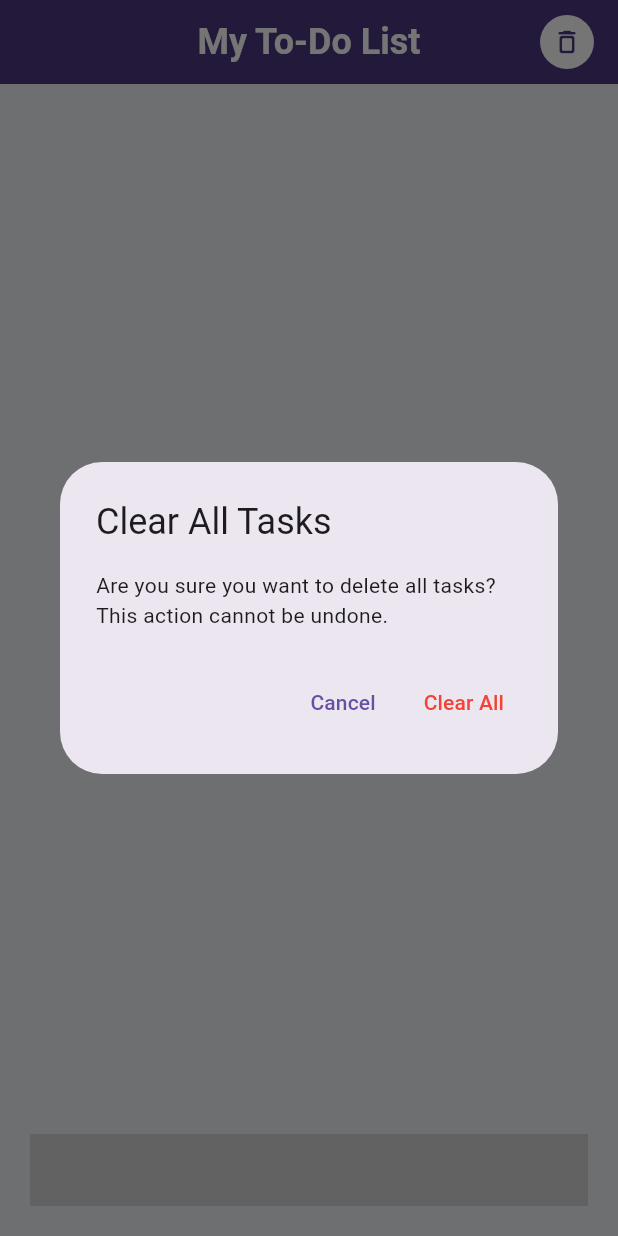
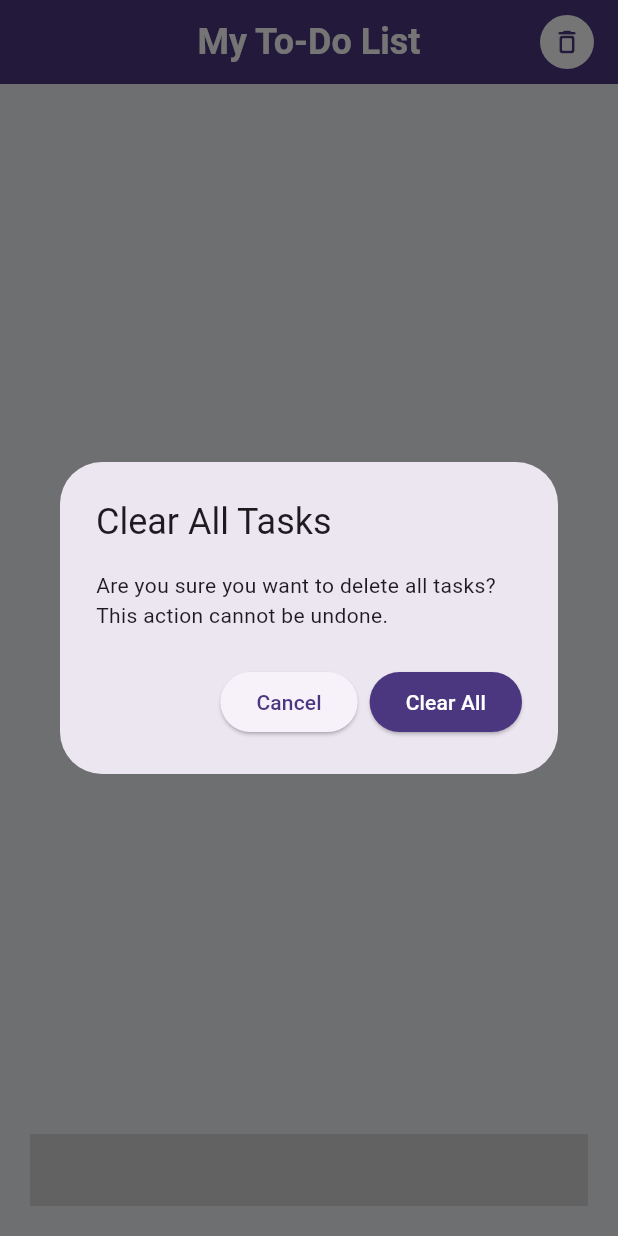
Before and after one commit to jeeesher/checklist_to_do_app, a Flutter app: the screen it shows after launch, after a tap on the "delete outline" icon, on a phone screen of 412 x 824 dp. Run offline on Flutter 3.47's test engine with Material 3 defaults, Android fonts, the phone set to English and light mode, and no system bars; our stand-ins replace flutter_bloc, shared_preferences; statements that could not run were skipped.

Commit message:
Fixed UI

```diff
--- a/lib/module/main/presentation/page/widgets/clear_all_dialog.dart
+++ b/lib/module/main/presentation/page/widgets/clear_all_dialog.dart
@@ -20,19 +20,27 @@ class ClearAllDialog extends StatelessWidget {
         'Are you sure you want to delete all tasks? This action cannot be undone.',
       ),
       actions: [
-        TextButton(
+        ElevatedButton(
           onPressed: () => Navigator.pop(context),
-          child: Text('Cancel'),
+          style: ElevatedButton.styleFrom(
+            shape: RoundedRectangleBorder(
+              borderRadius: BorderRadius.circular(30),
+            ),
+          ),
+          child: Text('Cancel', style: TextStyle(color: Color(0xFF4A3780))),
         ),
-        TextButton(
+        ElevatedButton(
           onPressed: () {
             context.read<TaskCubit>().clearAllTasks();
             Navigator.pop(context);
           },
-          child: Text(
-            'Clear All',
-            style: TextStyle(color: Colors.red),
+          style: ElevatedButton.styleFrom(
+            backgroundColor: const Color(0xFF4A3780),
+            shape: RoundedRectangleBorder(
+              borderRadius: BorderRadius.circular(30),
+            ),
           ),
+          child: Text('Clear All', style: TextStyle(color: Colors.white)),
         ),
       ],
     );
```
